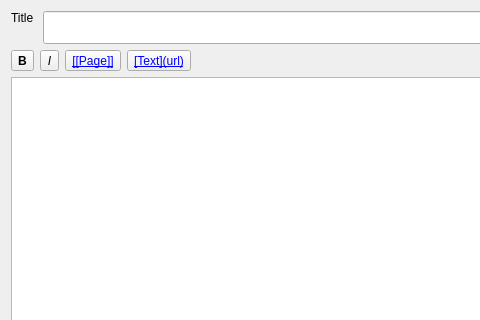
This is tritki/data/markdown_editor.ui in tritium21/tritki as Qt 5 draws it before an edit; both pictures show x 0 to 480 and y 0 to 320 of the 784 by 800 pixel window. The edited form follows.
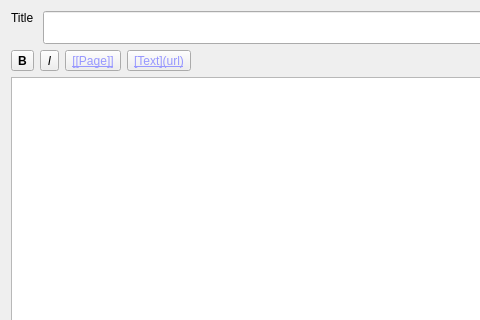
This is the edited form. Custom widgets are drawn as their Qt base class.

Commit message: Dark Mode

Diff of the .ui file:
```diff
--- a/tritki/data/markdown_editor.ui
+++ b/tritki/data/markdown_editor.ui
@@ -74,7 +74,7 @@
         </font>
        </property>
        <property name="styleSheet">
-        <string notr="true">color: rgb(0, 0, 255);</string>
+        <string notr="true">color: #9797ff;</string>
        </property>
        <property name="text">
         <string>[[Page]]</string>
@@ -89,7 +89,7 @@
         </font>
        </property>
        <property name="styleSheet">
-        <string notr="true">color: rgb(0, 0, 255);</string>
+        <string notr="true">color: #9797ff;</string>
        </property>
        <property name="text">
         <string>[Text](url)</string>
```
The commit also changes 2 other files.
